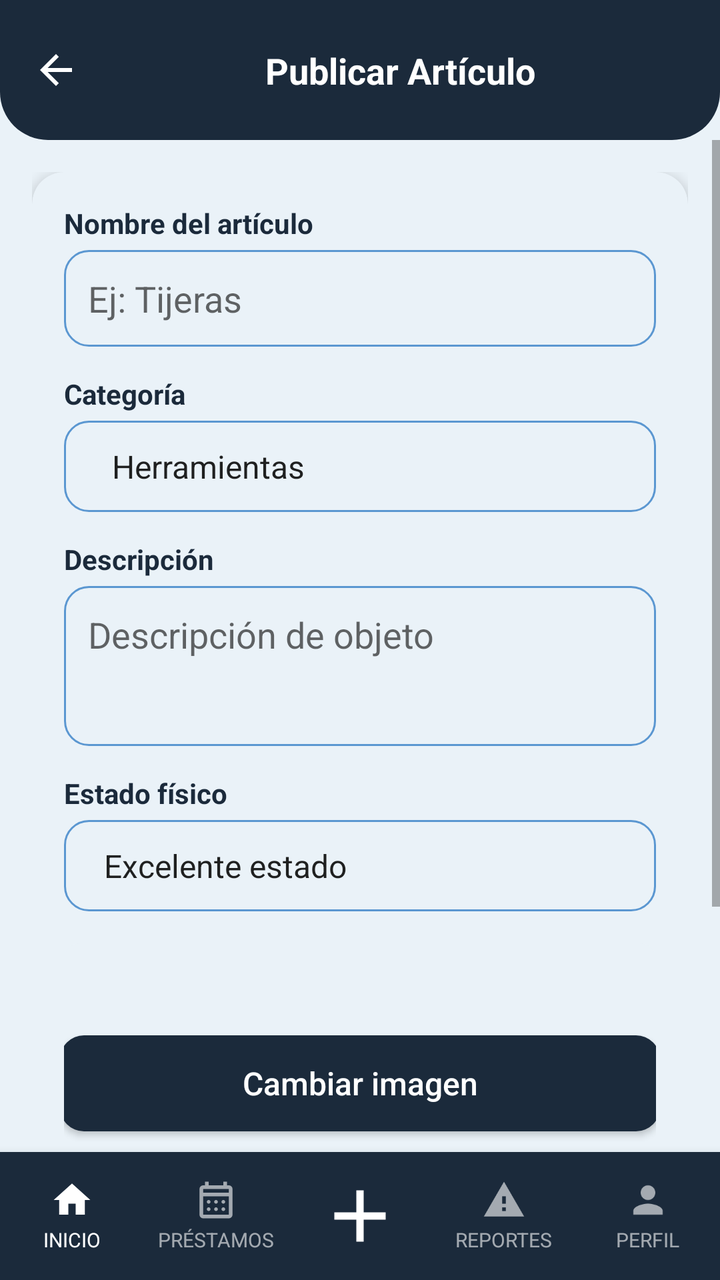
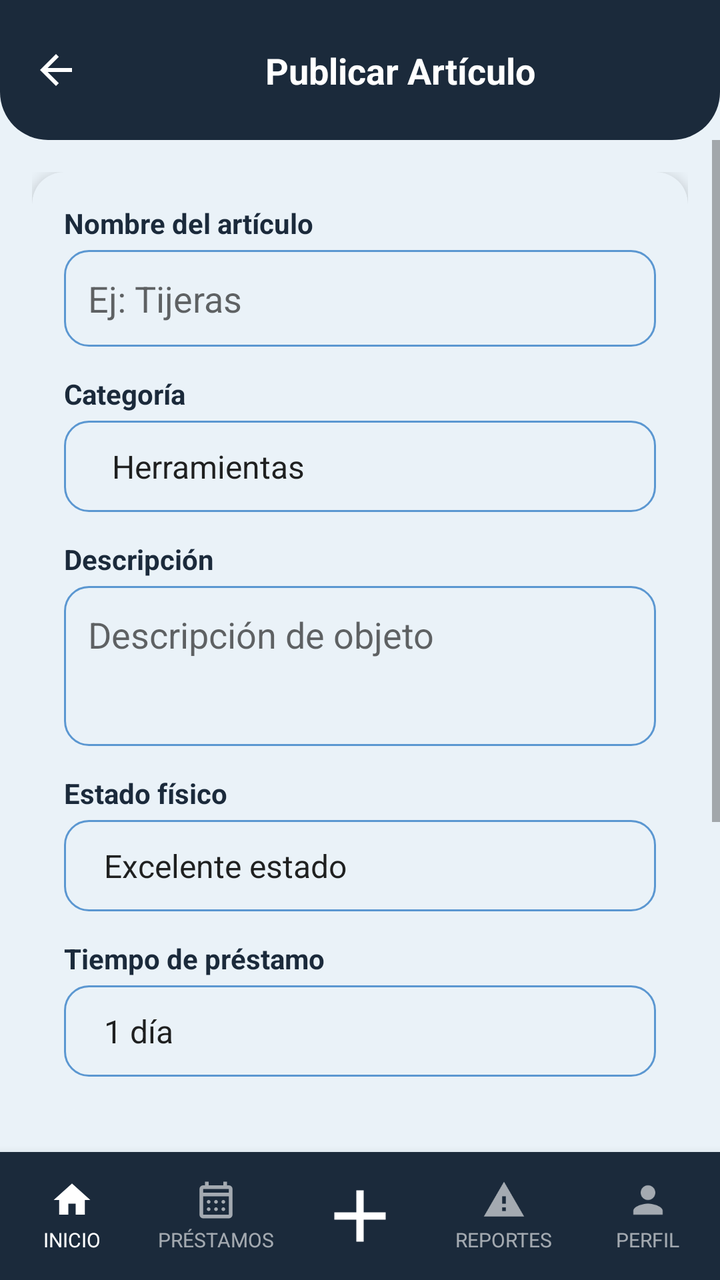

Two renders of the same Android screen: before a commit and after it. Below are the layout's source before the change and the commit's diff.
<!-- AndroidManifest.xml: application theme Theme.YipShare -->
<!-- res/layout/activity_formulario_articulo.xml -->
<?xml version="1.0" encoding="utf-8"?>
<androidx.constraintlayout.widget.ConstraintLayout
    xmlns:android="http://schemas.android.com/apk/res/android"
    xmlns:app="http://schemas.android.com/apk/res-auto"
    android:id="@+id/main"
    android:layout_width="match_parent"
    android:layout_height="match_parent"
    android:background="@color/fondo_pantalla">


    <View
        android:id="@+id/bg_header"
        android:layout_width="0dp"
        android:layout_height="0dp"
        android:background="@drawable/bg_header"
        app:layout_constraintTop_toTopOf="parent"
        app:layout_constraintStart_toStartOf="parent"
        app:layout_constraintEnd_toEndOf="parent"
        app:layout_constraintBottom_toBottomOf="@id/guideline_header" />

    <androidx.constraintlayout.widget.Guideline
        android:id="@+id/guideline_header"
        android:layout_width="wrap_content"
        android:layout_height="wrap_content"
        android:orientation="horizontal"
        app:layout_constraintGuide_begin="70dp" />

    <ImageView
        android:id="@+id/btn_regresar"
        android:layout_width="24dp"
        android:layout_height="24dp"
        android:src="@drawable/ic_arrow_back"
        app:tint="@android:color/white"
        android:contentDescription="Regresar"
        android:clickable="true"
        android:focusable="true"
        android:background="?attr/selectableItemBackgroundBorderless"
        android:layout_marginStart="16dp"
        app:layout_constraintTop_toTopOf="@id/bg_header"
        app:layout_constraintBottom_toBottomOf="@id/bg_header"
        app:layout_constraintStart_toStartOf="parent" />

    <TextView
        android:id="@+id/tv_titulo_pantalla"
        android:layout_width="0dp"
        android:layout_height="wrap_content"
        android:text="Publicar Artículo"
        android:textAlignment="center"
        android:textColor="@android:color/white"
        android:textStyle="bold"
        android:textSize="18sp"
        android:gravity="center"
        app:layout_constraintTop_toTopOf="@id/bg_header"
        app:layout_constraintBottom_toBottomOf="@id/bg_header"
        app:layout_constraintStart_toEndOf="@id/btn_regresar"
        app:layout_constraintEnd_toEndOf="parent" />


    <ScrollView
        android:layout_width="0dp"
        android:layout_height="0dp"
        app:layout_constraintTop_toBottomOf="@id/guideline_header"
        app:layout_constraintStart_toStartOf="parent"
        app:layout_constraintEnd_toEndOf="parent"
        app:layout_constraintBottom_toTopOf="@id/bottom_nav">

        <androidx.constraintlayout.widget.ConstraintLayout
            android:layout_width="match_parent"
            android:layout_height="wrap_content"
            android:padding="16dp">

            <androidx.cardview.widget.CardView
                android:id="@+id/card_formulario"
                android:layout_width="0dp"
                android:layout_height="wrap_content"
                app:cardCornerRadius="16dp"
                app:cardElevation="4dp"
                app:cardBackgroundColor="@color/color_tarjeta"
                app:layout_constraintTop_toTopOf="parent"
                app:layout_constraintStart_toStartOf="parent"
                app:layout_constraintEnd_toEndOf="parent">

                <LinearLayout
                    android:layout_width="match_parent"
                    android:layout_height="wrap_content"
                    android:orientation="vertical"
                    android:padding="16dp">

                    <TextView
                        style="@style/TextTitle"
                        android:layout_width="wrap_content"
                        android:layout_height="wrap_content"
                        android:textSize="14sp"
                        android:text="Nombre del artículo" />

                    <EditText
                        android:id="@+id/et_nombre_articulo"
                        android:layout_width="match_parent"
                        android:layout_height="wrap_content"
                        android:layout_marginTop="4dp"
                        android:background="@drawable/bg_input"
                        android:padding="12dp"
                        android:inputType="textCapSentences"
                        android:hint="Ej: Tijeras"
                        />

                    <TextView
                        style="@style/TextTitle"
                        android:layout_width="wrap_content"
                        android:layout_height="wrap_content"
                        android:layout_marginTop="14dp"
                        android:textSize="14sp"
                        android:text="Categoría" />

                    <Spinner
                        android:id="@+id/spinner_categoria"
                        style="@style/InputBrand"
                        android:layout_width="match_parent"
                        android:layout_height="wrap_content"
                        android:layout_marginTop="4dp"
                        android:entries="@array/categorias_articulo"
                        android:spinnerMode="dropdown" />

                    <TextView
                        style="@style/TextTitle"
                        android:layout_width="wrap_content"
                        android:layout_height="wrap_content"
                        android:layout_marginTop="14dp"
                        android:textSize="14sp"
                        android:text="Descripción" />

                    <EditText
                        android:id="@+id/et_descripcion"
                        android:layout_width="match_parent"
                        android:layout_height="80dp"
                        android:layout_marginTop="4dp"
                        android:background="@drawable/bg_input"
                        android:padding="12dp"
                        android:gravity="top|start"
                        android:inputType="textMultiLine|textCapSentences"
                        android:hint="Descripción de objeto" />

                    <TextView
                        style="@style/TextTitle"
                        android:layout_width="wrap_content"
                        android:layout_height="wrap_content"
                        android:layout_marginTop="14dp"
                        android:textSize="14sp"
                        android:text="Estado físico" />

                    <Spinner
                        android:id="@+id/sp_estado_fisico"
                        android:layout_width="match_parent"
                        android:layout_height="wrap_content"
                        android:layout_marginTop="4dp"
                        android:background="@drawable/bg_input"
                        android:padding="12dp"
                        android:entries="@array/opciones_estado_fisico"
                        android:spinnerMode="dropdown" />

                    <FrameLayout
                        android:layout_width="match_parent"
                        android:layout_height="140dp"
                        android:layout_marginTop="16dp"
                        android:background="@drawable/bg_placeholder_imagen">

                        <ImageView
                            android:id="@+id/iv_preview_imagen"
                            android:layout_width="match_parent"
                            android:layout_height="match_parent"
                            android:scaleType="centerCrop"
                            android:contentDescription="Vista previa de la imagen"
                            android:visibility="gone" />

                        <Button
                            android:id="@+id/btn_cambiar_imagen"
                            style="@style/ButtonPrimary"
                            android:layout_width="300dp"
                            android:layout_height="wrap_content"
                            android:layout_gravity="center"
                            android:text="Cambiar imagen" />

                    </FrameLayout>

                    <TextView
                        android:layout_width="match_parent"
                        android:layout_height="wrap_content"
                        android:layout_marginTop="6dp"
                        android:textAlignment="center"
                        android:gravity="center"
                        android:textStyle="bold"
                        android:textSize="12sp"
                        android:text="Formatos: PNG, JPG, JPEG" />

                </LinearLayout>

            </androidx.cardview.widget.CardView>

            <Button
                android:id="@+id/btn_accion_principal"
                style="@style/ButtonPrimary"
                android:layout_width="0dp"
                android:layout_height="52dp"
                android:text="Publicar"
                android:layout_marginTop="20dp"
                app:layout_constraintTop_toBottomOf="@id/card_formulario"
                app:layout_constraintStart_toStartOf="parent"
                app:layout_constraintEnd_toEndOf="parent" />

            <Button
                android:id="@+id/btn_borrar_objeto"
                style="@style/ButtonPrimary"
                android:layout_width="wrap_content"
                android:layout_height="wrap_content"
                android:text="Borrar objeto"
                android:layout_marginTop="12dp"
                android:layout_marginBottom="16dp"
                android:visibility="gone"
                app:layout_constraintTop_toBottomOf="@id/btn_accion_principal"
                app:layout_constraintStart_toStartOf="parent"
                app:layout_constraintEnd_toEndOf="parent"
                app:layout_constraintBottom_toBottomOf="parent" />

        </androidx.constraintlayout.widget.ConstraintLayout>

    </ScrollView>


    <LinearLayout
        android:id="@+id/bottom_nav"
        android:layout_width="0dp"
        android:layout_height="64dp"
        android:orientation="horizontal"
        android:weightSum="5"
        android:background="@color/azul_yipshare"
        android:elevation="8dp"
        app:layout_constraintBottom_toBottomOf="parent"
        app:layout_constraintStart_toStartOf="parent"
        app:layout_constraintEnd_toEndOf="parent"
        android:baselineAligned="false">

        <LinearLayout
            android:id="@+id/nav_inicio"
            android:layout_width="0dp"
            android:layout_height="match_parent"
            android:layout_weight="1"
            android:orientation="vertical"
            android:gravity="center"
            android:clickable="true"
            android:focusable="true"
            android:background="?attr/selectableItemBackgroundBorderless">

            <ImageView
                android:layout_width="22dp"
                android:layout_height="22dp"
                android:src="@drawable/ic_house_princial"
                app:tint="@android:color/white"
                android:contentDescription="Inicio" />

            <TextView
                android:layout_width="wrap_content"
                android:layout_height="wrap_content"
                android:text="INICIO"
                android:textColor="@android:color/white"
                android:textSize="10sp"
                android:layout_marginTop="2dp" />
        </LinearLayout>

        <LinearLayout
            android:id="@+id/nav_prestamos"
            android:layout_width="0dp"
            android:layout_height="match_parent"
            android:layout_weight="1"
            android:orientation="vertical"
            android:gravity="center"
            android:clickable="true"
            android:focusable="true"
            android:background="?attr/selectableItemBackgroundBorderless">

            <ImageView
                android:layout_width="22dp"
                android:layout_height="22dp"
                android:src="@drawable/ic_calendar_month"
                app:tint="#99FFFFFF"
                android:contentDescription="Préstamos" />

            <TextView
                android:layout_width="wrap_content"
                android:layout_height="wrap_content"
                android:text="PRÉSTAMOS"
                android:textColor="#99FFFFFF"
                android:textSize="10sp"
                android:layout_marginTop="2dp" />
        </LinearLayout>

        <LinearLayout
            android:id="@+id/nav_agregar"
            android:layout_width="0dp"
            android:layout_height="match_parent"
            android:layout_weight="1"
            android:orientation="vertical"
            android:gravity="center"
            android:clickable="true"
            android:focusable="true"
            android:background="?attr/selectableItemBackgroundBorderless">

            <ImageView
                android:layout_width="44dp"
                android:layout_height="44dp"
                android:src="@drawable/ic_plus_icon"
                app:tint="@android:color/white"
                android:contentDescription="Agregar" />
        </LinearLayout>

        <LinearLayout
            android:id="@+id/nav_reportes"
            android:layout_width="0dp"
            android:layout_height="match_parent"
            android:layout_weight="1"
            android:orientation="vertical"
            android:gravity="center"
            android:clickable="true"
            android:focusable="true"
            android:background="?attr/selectableItemBackgroundBorderless">

            <ImageView
                android:id="@+id/imageView_reportes"
                android:layout_width="22dp"
                android:layout_height="22dp"
                android:src="@drawable/ic_warning"
                app:tint="#99FFFFFF"
                android:contentDescription="Reportes" />

            <TextView
                android:id="@+id/textView_reportes"
                android:layout_width="wrap_content"
                android:layout_height="wrap_content"
                android:text="REPORTES"
                android:textColor="#99FFFFFF"
                android:textSize="10sp"
                android:layout_marginTop="2dp" />
        </LinearLayout>

        <LinearLayout
            android:id="@+id/nav_perfil"
            android:layout_width="0dp"
            android:layout_height="match_parent"
            android:layout_weight="1"
            android:orientation="vertical"
            android:gravity="center"
            android:clickable="true"
            android:focusable="true"
            android:background="?attr/selectableItemBackgroundBorderless">

            <ImageView
                android:id="@+id/imageView_perfil"
                android:layout_width="22dp"
                android:layout_height="22dp"
                android:src="@drawable/ic_person"
                app:tint="#99FFFFFF"
                android:contentDescription="Perfil" />

            <TextView
                android:id="@+id/textView_perfil"
                android:layout_width="wrap_content"
                android:layout_height="wrap_content"
                android:text="PERFIL"
                android:textColor="#99FFFFFF"
                android:textSize="10sp"
                android:layout_marginTop="2dp" />
        </LinearLayout>

    </LinearLayout>

</androidx.constraintlayout.widget.ConstraintLayout>
<!-- resources referenced by this layout -->
<resources>
  <string-array name="categorias_articulo">
          <item>Herramientas</item>
          <item>Electrodomésticos</item>
          <item>Jardinería</item>
          <item>Cocina</item>
          <item>Limpieza</item>
          <item>Electrónica</item>
          <item>Automotriz</item>
          <item>Otros</item>
      </string-array>
  <string-array name="opciones_estado_fisico">
          <item>Excelente estado</item>
          <item>Buen estado</item>
          <item>Estado intermedio</item>
          <item>Mal estado</item>
      </string-array>
  <color name="azul_yipshare">#1B2A3B</color>
  <color name="color_tarjeta">#EAF2F8</color>
  <color name="fondo_pantalla">#EAF2F8</color>
  <!-- drawable bg_header (drawable) -->
  <?xml version="1.0" encoding="utf-8"?>
  <shape xmlns:android="http://schemas.android.com/apk/res/android"
      android:shape="rectangle">
      <solid android:color="@color/azul_yipshare" />
      <corners
          android:bottomLeftRadius="24dp"
          android:bottomRightRadius="24dp" />
  </shape>
  <!-- drawable bg_placeholder_imagen (drawable) -->
  <?xml version="1.0" encoding="utf-8"?>
  <shape xmlns:android="http://schemas.android.com/apk/res/android"
      android:shape="rectangle">
      <solid android:color="@color/input_fondo" />
      <corners android:radius="8dp" />
  </shape>
  <!-- drawable ic_house_princial (drawable) -->
  <vector xmlns:android="http://schemas.android.com/apk/res/android"
      android:width="24dp"
      android:height="24dp"
      android:viewportWidth="24"
      android:viewportHeight="24">
      <path
          android:fillColor="@android:color/white"
          android:pathData="M10,20v-6h4v6h5v-8h3L12,3 2,12h3v8z"/>
  </vector>
  <!-- drawable ic_warning (drawable) -->
  <vector xmlns:android="http://schemas.android.com/apk/res/android"
      android:width="24dp"
      android:height="24dp"
      android:viewportWidth="24"
      android:viewportHeight="24">
      <path
          android:fillColor="@android:color/white"
          android:pathData="M1,21h22L12,2 1,21zM13,18h-2v-2h2v2zM13,14h-2v-4h2v4z"/>
  </vector>
  <style name="ButtonPrimary">
          <item name="android:layout_width">match_parent</item>
          <item name="android:layout_height">52dp</item>
          <item name="android:background">@drawable/bg_button_primary</item>
          <item name="android:textColor">#FFFFFF</item>
          <item name="android:textSize">16sp</item>
          <item name="android:textAllCaps">false</item>
      </style>
  <style name="InputBrand">
          <item name="android:layout_width">match_parent</item>
          <item name="android:layout_height">wrap_content</item>
          <item name="android:background">@drawable/bg_input</item>
          <item name="android:textColor">@color/texto_primario</item>
          <item name="android:textColorHint">@color/texto_hint</item>
          <item name="android:textSize">15sp</item>
      </style>
  <style name="TextTitle">
          <item name="android:textColor">@color/azul_yipshare</item>
          <item name="android:textSize">18sp</item>
          <item name="android:textStyle">bold</item>
      </style>
  <style name="Theme.YipShare" parent="Theme.AppCompat.DayNight.NoActionBar">
          <item name="android:windowBackground">@color/fondo_pantalla</item>
      </style>
  <color name="input_fondo">#EAF2F8</color>
  <color name="input_stroke">#5B97D1</color>
  <!-- drawable bg_button_primary (drawable) -->
  <?xml version="1.0" encoding="utf-8"?>
  <shape xmlns:android="http://schemas.android.com/apk/res/android"
      android:shape="rectangle">
      <solid android:color="@color/azul_yipshare" />
      <corners android:radius="12dp" />
  </shape>
  <color name="texto_primario">#0D1622</color>
  <color name="texto_hint">#2E4258</color>
  <!-- unchanged entries left out for length: 5 -->
</resources>

<!-- the commit's change to res/layout/activity_formulario_articulo.xml (unified diff, before → after) -->
@@ -158,6 +158,26 @@
                         android:entries="@array/opciones_estado_fisico"
                         android:spinnerMode="dropdown" />
 
+                    <TextView
+                        android:id="@+id/tv_tiempo_prestamo"
+                        style="@style/TextTitle"
+                        android:layout_width="wrap_content"
+                        android:layout_height="wrap_content"
+                        android:layout_marginTop="14dp"
+                        android:textSize="14sp"
+                        android:text="Tiempo de préstamo" />
+                    <Spinner
+                        android:id="@+id/sp_tiempo_prestamo"
+                        android:layout_width="match_parent"
+                        android:layout_height="wrap_content"
+                        android:layout_marginTop="4dp"
+                        android:background="@drawable/bg_input"
+                        android:padding="12dp"
+                        android:entries="@array/tiempo_prestamo"
+                        android:spinnerMode="dropdown" />
+
+
+
                     <FrameLayout
                         android:layout_width="match_parent"
                         android:layout_height="140dp"
<!-- resource entries referenced after the edit -->
@@ -15,6 +15,14 @@
           <item>Buen estado</item>
           <item>Estado intermedio</item>
           <item>Mal estado</item>
+      </string-array>
+  <string-array name="tiempo_prestamo">
+          <item>1 día</item>
+          <item>2 días</item>
+          <item>3 días</item>
+          <item>1 semana</item>
+          <item>2 semanas</item>
+          <item>1 mes</item>
       </string-array>
   <color name="azul_yipshare">#1B2A3B</color>
   <color name="color_tarjeta">#EAF2F8</color>
